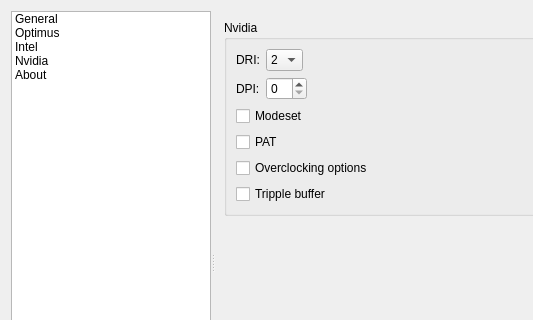
Above: src/settingsdialog.ui from Shatur/optimus-manager-qt before the change; both pictures show x 0 to 533 and y 0 to 320 of the 800 by 552 pixel window. Below: the same form after it.
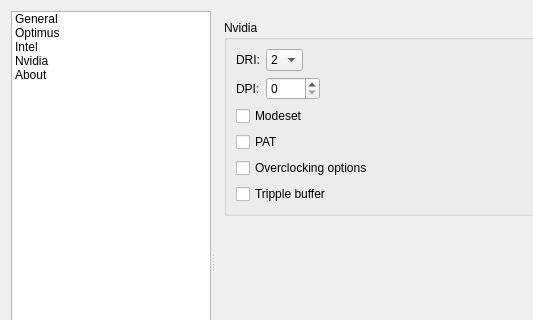
That is the form after the change. The open tabs and pages were chosen to show the change. Icons and pictures are not drawn.

Commit message: Specify maximum dpi for Nvidia QSpinBox

```diff
--- a/src/settingsdialog.ui
+++ b/src/settingsdialog.ui
@@ -718,7 +718,11 @@
               </widget>
              </item>
              <item>
-              <widget class="QSpinBox" name="nvidiaDpiSpinBox"/>
+              <widget class="QSpinBox" name="nvidiaDpiSpinBox">
+               <property name="maximum">
+                <number>1000</number>
+               </property>
+              </widget>
              </item>
              <item>
               <spacer name="nvidiaDpiSpacer">
```
